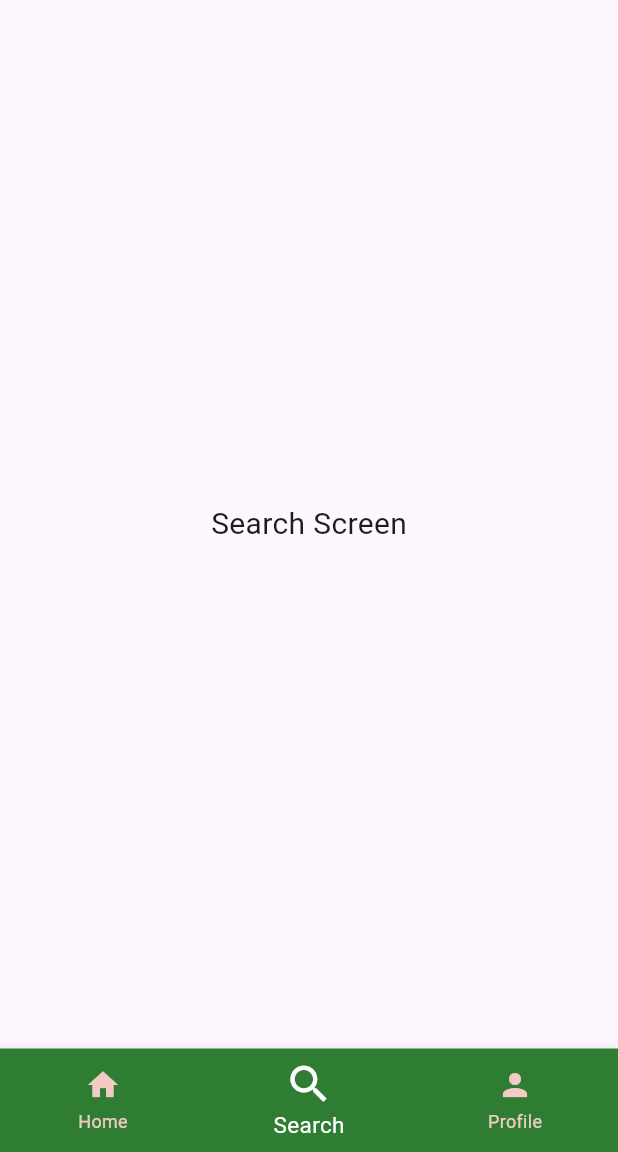
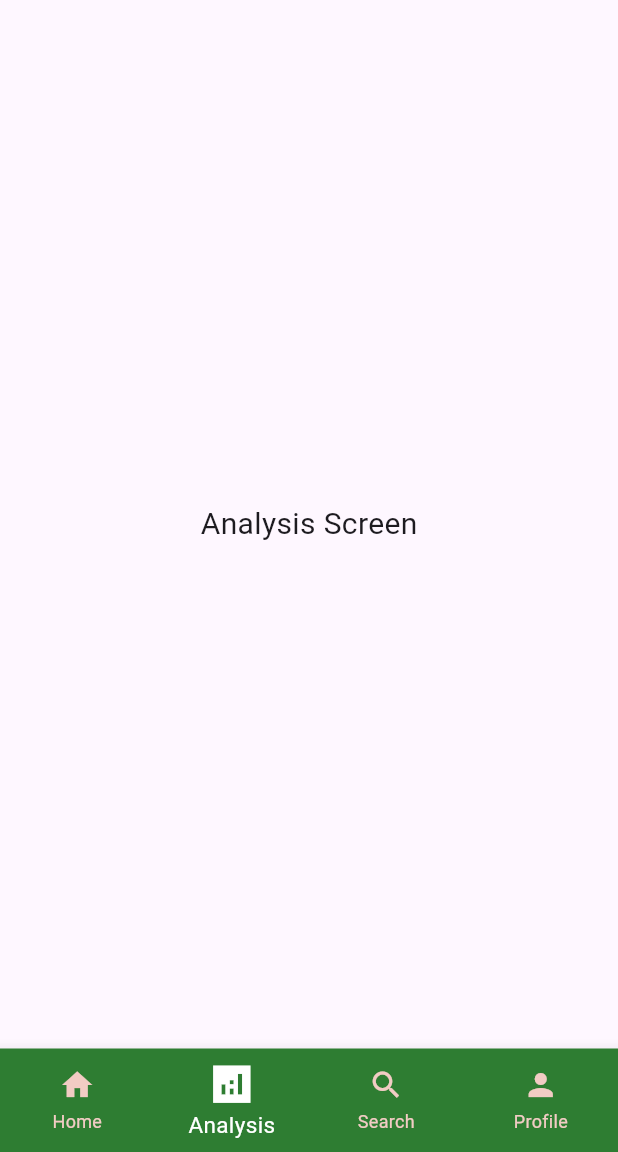
Before and after one commit to Kavan2003/gogreen, a Flutter app: the Home screen opened directly, item 2 of the bottom bar chosen, on a phone screen of 412 x 824 dp, the part 84-1236 px from its top. Run offline on Flutter 3.47's test engine with Material 3 defaults, Android fonts, the light colour scheme and no system bars; our stand-ins replace flutter_local_notifications, permission_handler, timezone; missing offline and left inert: flutter_email_validator, maplibre_gl.

Commit message:
home navigation change

```diff
--- a/gogreenfrontend/lib/main.dart
+++ b/gogreenfrontend/lib/main.dart
@@ -13,7 +13,7 @@ class MyApp extends StatelessWidget {
   Widget build(BuildContext context) {
     return const MaterialApp(
       debugShowCheckedModeBanner: false,
-      home: Login(),
+      home: Home(),
     );
   }
 }
--- a/gogreenfrontend/lib/screens/home/home.dart
+++ b/gogreenfrontend/lib/screens/home/home.dart
@@ -19,6 +19,10 @@ class _HomeState extends State<Home> {
       label: 'Home',
     ),
     BottomNavigationBarItem(
+      icon: Icon(Icons.analytics_sharp),
+      label: 'Analysis',
+    ),
+    BottomNavigationBarItem(
       icon: Icon(Icons.search),
       label: 'Search',
     ),
@@ -30,6 +34,7 @@ class _HomeState extends State<Home> {
 
   final List<Widget> _screens = [
     HomeScreen(),
+    AnalysisScreen(),
     SearchScreen(),
     ProfileScreen(),
   ];
@@ -96,6 +101,21 @@ class _HomeState extends State<Home> {
   }
 }
 
+class ProfileScreen extends StatelessWidget {
+  const ProfileScreen({Key? key}) : super(key: key);
+
+  @override
+  Widget build(BuildContext context) {
+    return const Center(
+      child: Text(
+        'Profile Screen',
+        style: TextStyle(fontSize: 20.0),
+      ),
+    );
+  }
+}
+
+
 class HomeScreen extends StatelessWidget {
   const HomeScreen({Key? key}) : super(key: key);
 
@@ -119,14 +139,14 @@ class SearchScreen extends StatelessWidget {
   }
 }
 
-class ProfileScreen extends StatelessWidget {
-  const ProfileScreen({Key? key}) : super(key: key);
+class AnalysisScreen extends StatelessWidget {
+  const AnalysisScreen({Key? key}) : super(key: key);
 
   @override
   Widget build(BuildContext context) {
     return const Center(
       child: Text(
-        'Profile Screen',
+        'Analysis Screen',
         style: TextStyle(fontSize: 20.0),
       ),
     );
```
